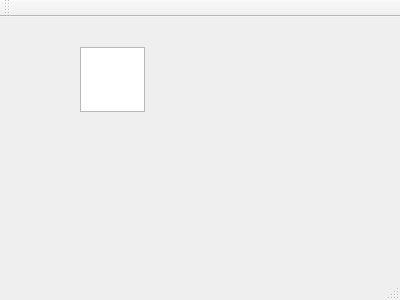
This is mainwindow.ui in Raimmaster/TamagotchiFarm as Qt 5 draws it before an edit. The edited form follows.
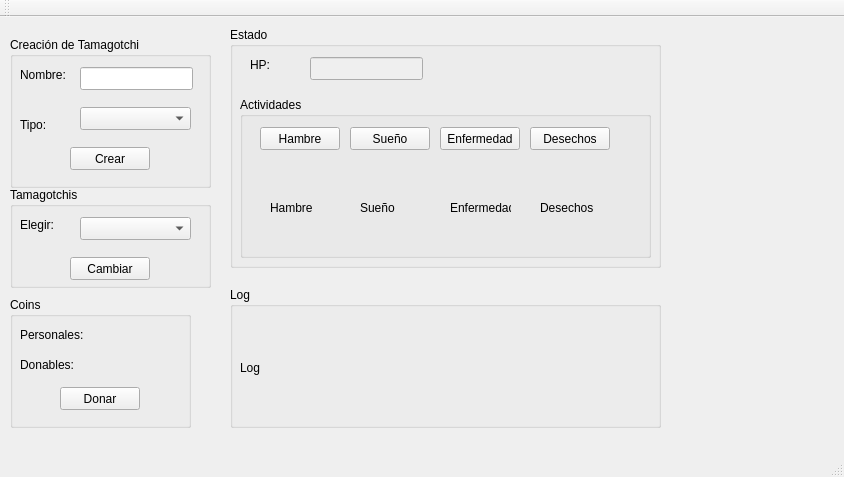
This is the edited form.

Commit message: Creación del form de Granja

Patch:
```diff
--- a/mainwindow.ui
+++ b/mainwindow.ui
@@ -6,29 +6,371 @@
    <rect>
     <x>0</x>
     <y>0</y>
-    <width>400</width>
-    <height>300</height>
+    <width>844</width>
+    <height>477</height>
    </rect>
   </property>
   <property name="windowTitle">
    <string>MainWindow</string>
   </property>
   <widget class="QWidget" name="centralWidget">
-   <widget class="QGraphicsView" name="graphicsView">
+   <widget class="QGroupBox" name="gCreation">
     <property name="geometry">
      <rect>
-      <x>80</x>
-      <y>30</y>
-      <width>65</width>
-      <height>65</height>
+      <x>10</x>
+      <y>20</y>
+      <width>201</width>
+      <height>151</height>
      </rect>
     </property>
-    <property name="verticalScrollBarPolicy">
-     <enum>Qt::ScrollBarAlwaysOff</enum>
+    <property name="title">
+     <string>Creación de Tamagotchi</string>
     </property>
-    <property name="horizontalScrollBarPolicy">
-     <enum>Qt::ScrollBarAlwaysOff</enum>
+    <widget class="QLabel" name="label">
+     <property name="geometry">
+      <rect>
+       <x>10</x>
+       <y>30</y>
+       <width>57</width>
+       <height>15</height>
+      </rect>
+     </property>
+     <property name="text">
+      <string>Nombre:</string>
+     </property>
+    </widget>
+    <widget class="QLabel" name="lTipo">
+     <property name="geometry">
+      <rect>
+       <x>10</x>
+       <y>80</y>
+       <width>57</width>
+       <height>15</height>
+      </rect>
+     </property>
+     <property name="text">
+      <string>Tipo:</string>
+     </property>
+    </widget>
+    <widget class="QComboBox" name="cTipo">
+     <property name="geometry">
+      <rect>
+       <x>70</x>
+       <y>70</y>
+       <width>111</width>
+       <height>23</height>
+      </rect>
+     </property>
+    </widget>
+    <widget class="QLineEdit" name="tNombre">
+     <property name="geometry">
+      <rect>
+       <x>70</x>
+       <y>30</y>
+       <width>113</width>
+       <height>23</height>
+      </rect>
+     </property>
+    </widget>
+    <widget class="QPushButton" name="bCrear">
+     <property name="geometry">
+      <rect>
+       <x>60</x>
+       <y>110</y>
+       <width>80</width>
+       <height>23</height>
+      </rect>
+     </property>
+     <property name="text">
+      <string>Crear</string>
+     </property>
+    </widget>
+   </widget>
+   <widget class="QGroupBox" name="gTamagotchis">
+    <property name="geometry">
+     <rect>
+      <x>10</x>
+      <y>170</y>
+      <width>201</width>
+      <height>101</height>
+     </rect>
     </property>
+    <property name="title">
+     <string>Tamagotchis</string>
+    </property>
+    <widget class="QLabel" name="lElegir">
+     <property name="geometry">
+      <rect>
+       <x>10</x>
+       <y>30</y>
+       <width>57</width>
+       <height>15</height>
+      </rect>
+     </property>
+     <property name="text">
+      <string>Elegir:</string>
+     </property>
+    </widget>
+    <widget class="QComboBox" name="cTamagotchis">
+     <property name="geometry">
+      <rect>
+       <x>70</x>
+       <y>30</y>
+       <width>111</width>
+       <height>23</height>
+      </rect>
+     </property>
+    </widget>
+    <widget class="QPushButton" name="bCambiar">
+     <property name="geometry">
+      <rect>
+       <x>60</x>
+       <y>70</y>
+       <width>80</width>
+       <height>23</height>
+      </rect>
+     </property>
+     <property name="text">
+      <string>Cambiar</string>
+     </property>
+    </widget>
+   </widget>
+   <widget class="QGroupBox" name="gEstado">
+    <property name="geometry">
+     <rect>
+      <x>230</x>
+      <y>10</y>
+      <width>431</width>
+      <height>241</height>
+     </rect>
+    </property>
+    <property name="title">
+     <string>Estado</string>
+    </property>
+    <widget class="QLabel" name="lHealth">
+     <property name="geometry">
+      <rect>
+       <x>20</x>
+       <y>30</y>
+       <width>57</width>
+       <height>15</height>
+      </rect>
+     </property>
+     <property name="text">
+      <string>HP:</string>
+     </property>
+    </widget>
+    <widget class="QLineEdit" name="lHp">
+     <property name="enabled">
+      <bool>false</bool>
+     </property>
+     <property name="geometry">
+      <rect>
+       <x>80</x>
+       <y>30</y>
+       <width>113</width>
+       <height>23</height>
+      </rect>
+     </property>
+    </widget>
+    <widget class="QGroupBox" name="gActividades">
+     <property name="geometry">
+      <rect>
+       <x>10</x>
+       <y>70</y>
+       <width>411</width>
+       <height>161</height>
+      </rect>
+     </property>
+     <property name="title">
+      <string>Actividades</string>
+     </property>
+     <widget class="QPushButton" name="bDesechos">
+      <property name="geometry">
+       <rect>
+        <x>290</x>
+        <y>30</y>
+        <width>80</width>
+        <height>23</height>
+       </rect>
+      </property>
+      <property name="text">
+       <string>Desechos</string>
+      </property>
+     </widget>
+     <widget class="QLabel" name="lHambre">
+      <property name="geometry">
+       <rect>
+        <x>30</x>
+        <y>70</y>
+        <width>61</width>
+        <height>81</height>
+       </rect>
+      </property>
+      <property name="text">
+       <string>Hambre</string>
+      </property>
+     </widget>
+     <widget class="QLabel" name="lSleep">
+      <property name="geometry">
+       <rect>
+        <x>120</x>
+        <y>70</y>
+        <width>61</width>
+        <height>81</height>
+       </rect>
+      </property>
+      <property name="text">
+       <string>Sueño</string>
+      </property>
+     </widget>
+     <widget class="QLabel" name="lDesechos">
+      <property name="geometry">
+       <rect>
+        <x>300</x>
+        <y>70</y>
+        <width>61</width>
+        <height>81</height>
+       </rect>
+      </property>
+      <property name="text">
+       <string>Desechos</string>
+      </property>
+     </widget>
+     <widget class="QPushButton" name="bEnfermedad">
+      <property name="geometry">
+       <rect>
+        <x>200</x>
+        <y>30</y>
+        <width>80</width>
+        <height>23</height>
+       </rect>
+      </property>
+      <property name="text">
+       <string>Enfermedad</string>
+      </property>
+     </widget>
+     <widget class="QPushButton" name="bSleep">
+      <property name="geometry">
+       <rect>
+        <x>110</x>
+        <y>30</y>
+        <width>80</width>
+        <height>23</height>
+       </rect>
+      </property>
+      <property name="text">
+       <string>Sueño</string>
+      </property>
+     </widget>
+     <widget class="QLabel" name="lEnfermedad">
+      <property name="geometry">
+       <rect>
+        <x>210</x>
+        <y>70</y>
+        <width>61</width>
+        <height>81</height>
+       </rect>
+      </property>
+      <property name="text">
+       <string>Enfermedad</string>
+      </property>
+     </widget>
+     <widget class="QPushButton" name="bHambre">
+      <property name="geometry">
+       <rect>
+        <x>20</x>
+        <y>30</y>
+        <width>80</width>
+        <height>23</height>
+       </rect>
+      </property>
+      <property name="text">
+       <string>Hambre</string>
+      </property>
+     </widget>
+    </widget>
+   </widget>
+   <widget class="QGroupBox" name="gCoins">
+    <property name="geometry">
+     <rect>
+      <x>10</x>
+      <y>280</y>
+      <width>181</width>
+      <height>131</height>
+     </rect>
+    </property>
+    <property name="title">
+     <string>Coins</string>
+    </property>
+    <widget class="QLabel" name="lCoinsPersonales">
+     <property name="geometry">
+      <rect>
+       <x>10</x>
+       <y>30</y>
+       <width>91</width>
+       <height>16</height>
+      </rect>
+     </property>
+     <property name="text">
+      <string>Personales:</string>
+     </property>
+    </widget>
+    <widget class="QLabel" name="lCoinsDonables">
+     <property name="geometry">
+      <rect>
+       <x>10</x>
+       <y>60</y>
+       <width>91</width>
+       <height>16</height>
+      </rect>
+     </property>
+     <property name="text">
+      <string>Donables:</string>
+     </property>
+    </widget>
+    <widget class="QPushButton" name="bDonar">
+     <property name="geometry">
+      <rect>
+       <x>50</x>
+       <y>90</y>
+       <width>80</width>
+       <height>23</height>
+      </rect>
+     </property>
+     <property name="toolTip">
+      <string>&lt;html&gt;&lt;head/&gt;&lt;body&gt;&lt;p&gt;Dona el primer coin generado al Tamagotchi &lt;span style=&quot; font-weight:600;&quot;&gt;actualmente elegido&lt;/span&gt; en el combo box de &lt;span style=&quot; font-style:italic;&quot;&gt;elegir&lt;/span&gt;.&lt;/p&gt;&lt;/body&gt;&lt;/html&gt;</string>
+     </property>
+     <property name="text">
+      <string>Donar</string>
+     </property>
+    </widget>
+   </widget>
+   <widget class="QGroupBox" name="gLog">
+    <property name="geometry">
+     <rect>
+      <x>230</x>
+      <y>270</y>
+      <width>431</width>
+      <height>141</height>
+     </rect>
+    </property>
+    <property name="title">
+     <string>Log</string>
+    </property>
+    <widget class="QLabel" name="lLog">
+     <property name="geometry">
+      <rect>
+       <x>10</x>
+       <y>30</y>
+       <width>411</width>
+       <height>101</height>
+      </rect>
+     </property>
+     <property name="text">
+      <string>Log</string>
+     </property>
+    </widget>
    </widget>
   </widget>
   <widget class="QMenuBar" name="menuBar">
```
Left out of the diff: 4 changed lines with no effect on the pictures. The commit also changes 4 other files.
